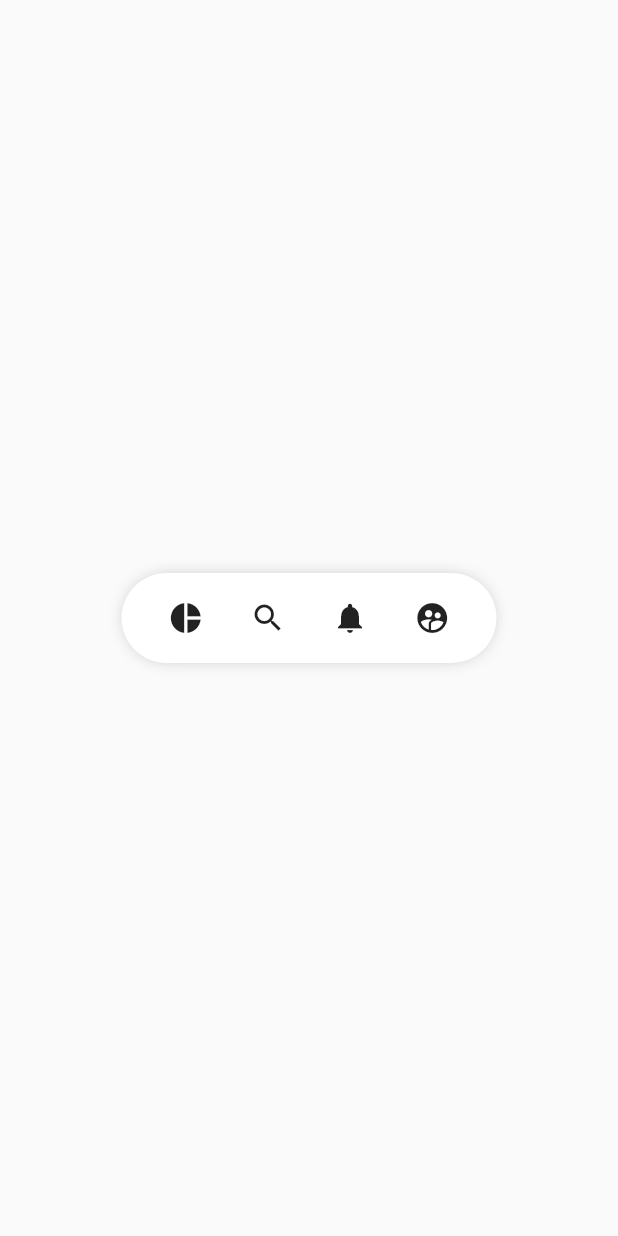
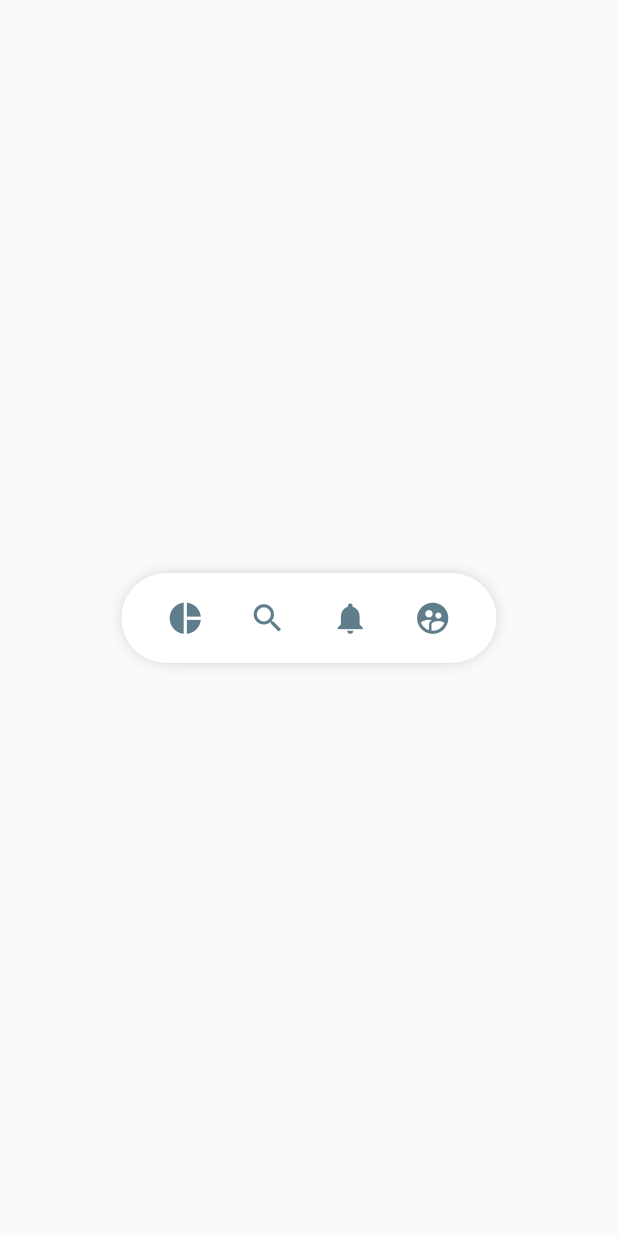
Before and after one commit to BryanParada/designsAppFM, a Flutter app: the screen it shows after launch, on a phone screen of 412 x 824 dp. Run offline on Flutter 3.47's test engine with Material 2 defaults, Android fonts, the phone set to English and light mode, and no system bars; our stand-ins replace flutter_svg.

Commit message:
FM84 - buttton design menu

```diff
--- a/lib/src/widgets/pinterest_menu.dart
+++ b/lib/src/widgets/pinterest_menu.dart
@@ -22,10 +22,23 @@ class PinterestMenu extends StatelessWidget {
   @override
   Widget build(BuildContext context) {
     return Center(
-      child: Container(
+      child: _PinterestMenuBackground(
+        child: _MenuItems( items )
+      ),
+    );
+  }
+}
 
-        child: _MenuItems( items),
+class _PinterestMenuBackground extends StatelessWidget {
 
+  final Widget child;
+
+  _PinterestMenuBackground({required this.child});
+
+  @override
+  Widget build(BuildContext context) {
+    return Container(
+      child: child,
       width: 250,
       height: 60,
       decoration: BoxDecoration(
@@ -39,7 +52,6 @@ class PinterestMenu extends StatelessWidget {
             spreadRadius: -5
           )
         ]
-        ),
       ),
     );
   }
@@ -70,8 +82,19 @@ class _PinterestMenuButton extends StatelessWidget {
 
   @override
   Widget build(BuildContext context) {
-    return Container(
-      child: Icon(item.icon)
+
+ final VoidCallback onPressed;
+
+    return GestureDetector(
+      onTap: item.onPressed(), //TODO: fix
+      behavior: HitTestBehavior.translucent,
+      child: Container(
+        child: Icon(
+          item.icon,
+          size: 25,
+          color: Colors.blueGrey
+          )
+      ),
     );
   }
 }
```
Lines whose indentation alone changed are shown as unchanged.
